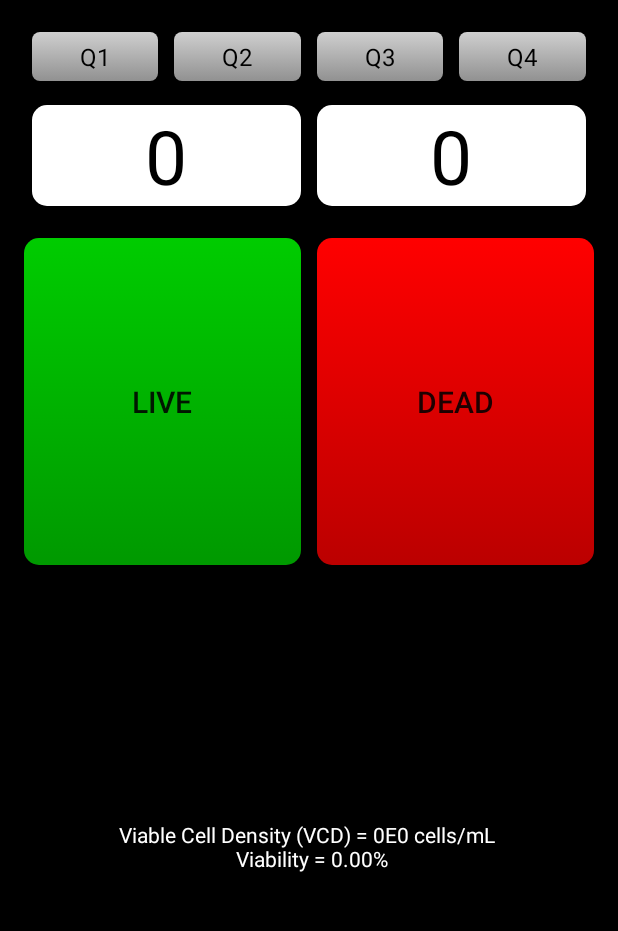
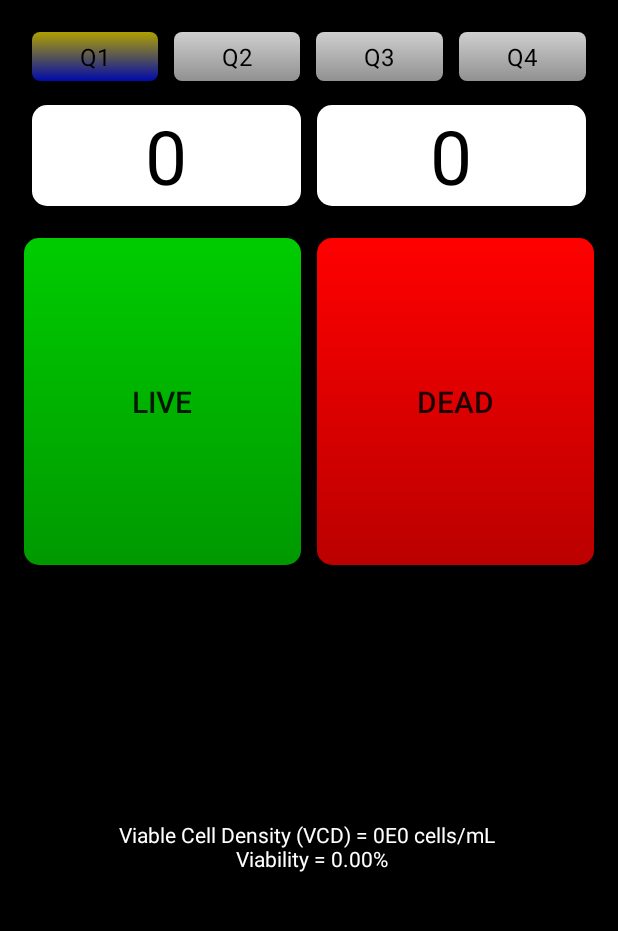
Before and after one commit to Maecenas49/LiveDeadCounter, an Android app: the screen it shows after launch (LiveDeadCounterActivity), on a phone screen of 412 x 824 dp, the part 84-1015 px from its top. Run offline under Robolectric (Android 15) with nearby library versions, the phone set to English and light mode, and no system bars.

Commit message:
Added radio buttons to radiogroup and improve xml layout structure

```diff
--- a/app/src/main/java/com/computing/millenium/springers/livedeadcounter/LiveDeadCounterActivityFragment.java
+++ b/app/src/main/java/com/computing/millenium/springers/livedeadcounter/LiveDeadCounterActivityFragment.java
@@ -19,9 +19,12 @@ import java.util.zip.Inflater;
 
 public class LiveDeadCounterActivityFragment extends Fragment {
 
+    //TODO:Create array of live and dead counts
     private int mDilution;
     private int mQ1LiveCount;
     private int mQ1DeadCount;
+    private int mQ2LiveCount;
+    private int mActiveQuad;
 
     private float mViableCellDensity;
     private float mViability;
@@ -38,6 +41,7 @@ public class LiveDeadCounterActivityFragment extends Fragment {
         if (savedInstanceState == null){
             mQ1DeadCount = 0;
             mQ1LiveCount = 0;
+            mActiveQuad = 1;
         }
         //TODO: Save dilution in settings and maintain on rotation
         mDilution = 10;
@@ -88,8 +92,7 @@ public class LiveDeadCounterActivityFragment extends Fragment {
             }
         };
 
-        RadioGroup quadrantGroup = new RadioGroup(getActivity());
-        //TODO: Add all buttons to a radiogroup
+        //TODO: Add click listener and update active quadrant
         RadioButton Q1Button = (RadioButton)v.findViewById(R.id.quadrant_one_button);
         RadioButton Q2Button = (RadioButton)v.findViewById(R.id.quadrant_two_button);
         RadioButton Q3Button = (RadioButton)v.findViewById(R.id.quadrant_three_button);
@@ -115,4 +118,8 @@ public class LiveDeadCounterActivityFragment extends Fragment {
         mViableCellDensity = (float)mQ1LiveCount*10000*(1+(mDilution/100f));
         }
     }
+
+    private void setActiveQuad(int quad){
+        mActiveQuad = quad;
+    }
 }
--- a/app/src/main/res/layout/fragment_live_dead_counter.xml
+++ b/app/src/main/res/layout/fragment_live_dead_counter.xml
@@ -14,25 +14,21 @@
         android:layout_height="0dp"
         android:layout_weight="0"
         android:layout_marginBottom="5dp">
-        <LinearLayout
+        <RadioGroup
             android:layout_width="fill_parent"
             android:layout_height="wrap_content"
             android:orientation="horizontal"
-            android:gravity="right">
+            android:gravity="center"
+            android:layout_span="2">
             <RadioButton
                 android:id="@+id/quadrant_one_button"
                 style="@style/QuadrantButton"
-                android:text="Q1"/>
+                android:text="Q1"
+                android:checked="true"/>
             <RadioButton
                 android:id="@+id/quadrant_two_button"
                 style="@style/QuadrantButton"
                 android:text="Q2"/>
-        </LinearLayout>
-        <LinearLayout
-            android:layout_height="wrap_content"
-            android:layout_width="fill_parent"
-            android:orientation="horizontal"
-            android:gravity="left">
             <RadioButton
                 android:id="@+id/quadrant_three_button"
                 style="@style/QuadrantButton"
@@ -41,7 +37,7 @@
                 android:id="@+id/quadrant_four_button"
                 style="@style/QuadrantButton"
                 android:text="Q4"/>
-        </LinearLayout>
+        </RadioGroup>
     </TableRow>
     <TableRow
         android:layout_width="fill_parent"
```
